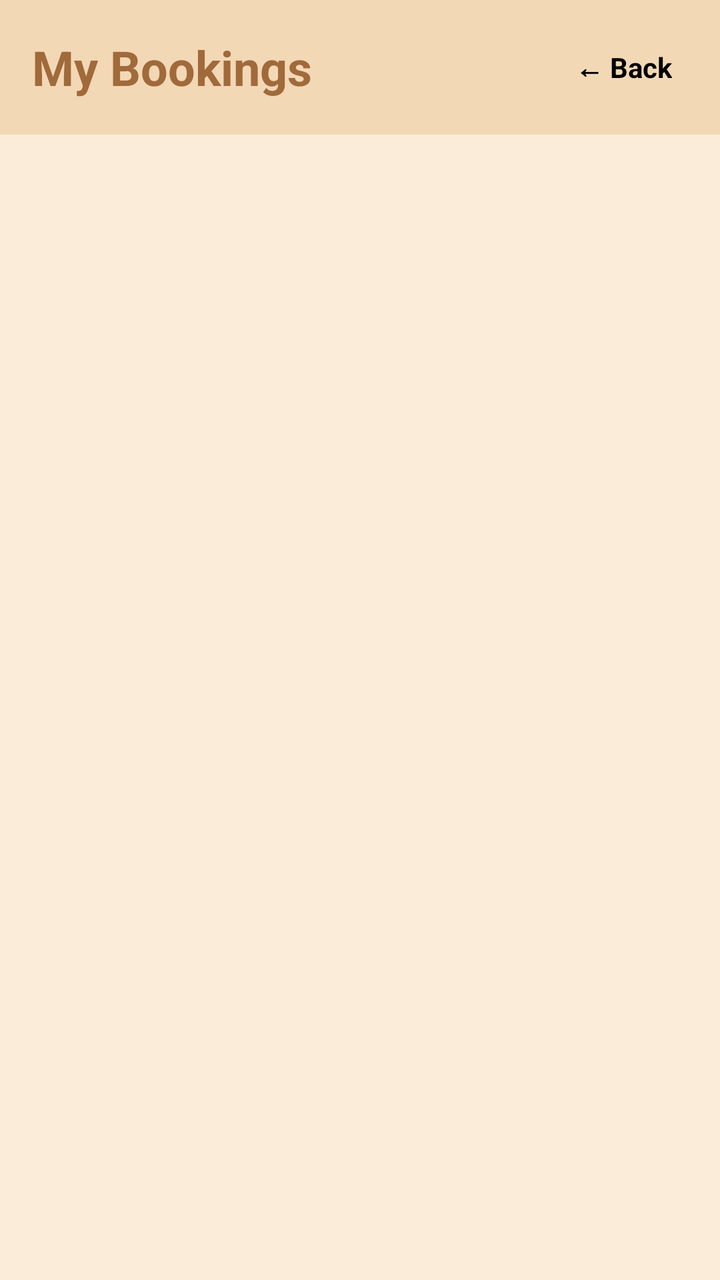
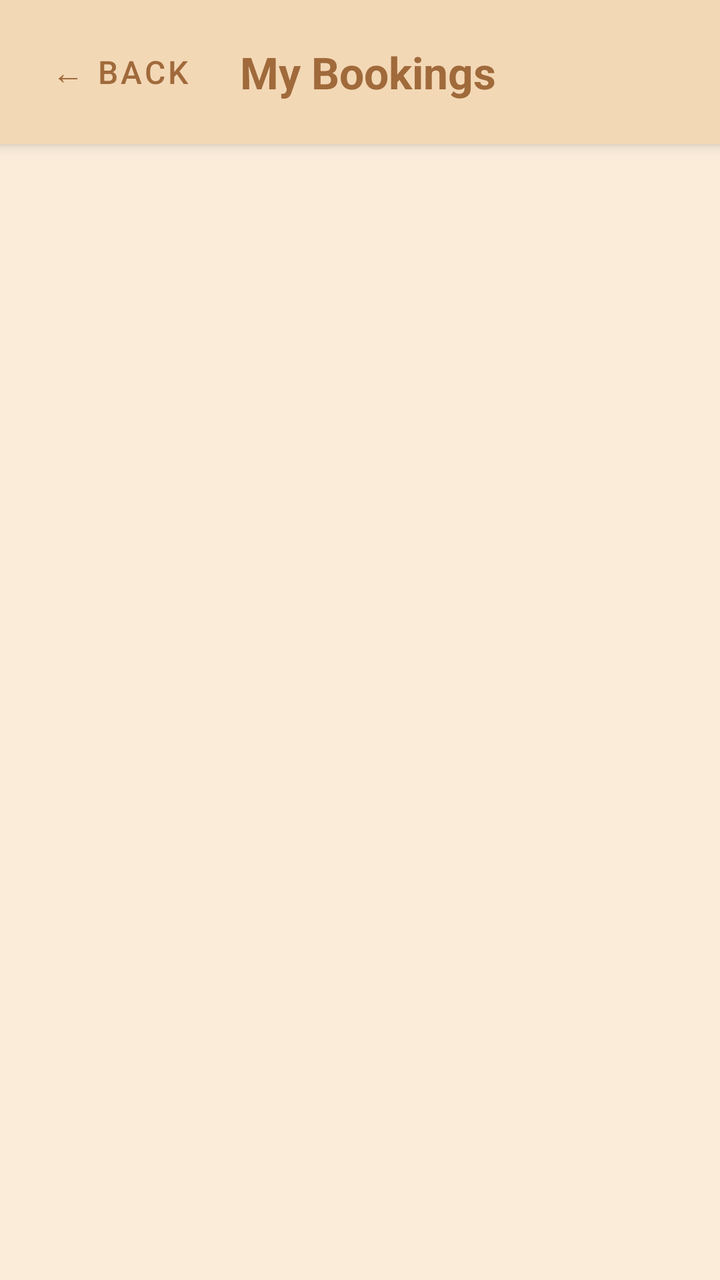

Screens rendered from an Android XML layout before and after an edit, with the pre-edit source and the edit as a unified diff.
<!-- AndroidManifest.xml: application theme Theme.NannySystem -->
<!-- res/layout/activity_parent_bookings.xml -->
<?xml version="1.0" encoding="utf-8"?>
<LinearLayout xmlns:android="http://schemas.android.com/apk/res/android"
    android:layout_width="match_parent"
    android:layout_height="match_parent"
    android:background="#FAECD9"
    android:orientation="vertical">

    <LinearLayout
        android:layout_width="match_parent"
        android:layout_height="wrap_content"
        android:background="#F3D8B6"
        android:gravity="center_vertical"
        android:orientation="horizontal"
        android:padding="16dp">

        <TextView
            android:layout_width="0dp"
            android:layout_height="wrap_content"
            android:layout_weight="1"
            android:text="My Bookings"
            android:textColor="#A06A3B"
            android:textSize="24sp"
            android:textStyle="bold" />

        <TextView
            android:id="@+id/tvBackToHome"
            android:layout_width="wrap_content"
            android:layout_height="wrap_content"
            android:text="← Back"
            android:textColor="#000000"
            android:textStyle="bold"
            android:padding="8dp"/>
    </LinearLayout>

    
    <androidx.recyclerview.widget.RecyclerView
        android:id="@+id/rvParentBookings"
        android:layout_width="match_parent"
        android:layout_height="match_parent"
        android:padding="8dp"
        android:clipToPadding="false" />

</LinearLayout>
<!-- resources referenced by this layout -->
<resources>
  <style name="Theme.NannySystem" parent="Theme.MaterialComponents.DayNight.DarkActionBar">
          
          <item name="colorPrimary">@color/purple_500</item>
          <item name="colorPrimaryVariant">@color/purple_700</item>
          <item name="colorOnPrimary">@color/white</item>
          
          <item name="colorSecondary">@color/teal_200</item>
          <item name="colorSecondaryVariant">@color/teal_700</item>
          <item name="colorOnSecondary">@color/black</item>
          
          <item name="android:statusBarColor">?attr/colorPrimaryVariant</item>
          
      </style>
  <color name="purple_500">#FF6200EE</color>
  <color name="purple_700">#FF3700B3</color>
  <color name="white">#FFFFFFFF</color>
  <color name="teal_200">#FF03DAC5</color>
  <color name="teal_700">#FF018786</color>
  <color name="black">#FF000000</color>
</resources>

<!-- the commit's change to res/layout/activity_parent_bookings.xml (unified diff, before → after) -->
@@ -1,43 +1,61 @@
 <?xml version="1.0" encoding="utf-8"?>
-<LinearLayout xmlns:android="http://schemas.android.com/apk/res/android"
+<androidx.constraintlayout.widget.ConstraintLayout xmlns:android="http://schemas.android.com/apk/res/android"
+    xmlns:app="http://schemas.android.com/apk/res-auto"
     android:layout_width="match_parent"
     android:layout_height="match_parent"
-    android:background="#FAECD9"
-    android:orientation="vertical">
+    android:background="#FAECD9">
 
-    <LinearLayout
+    
+    <androidx.constraintlayout.widget.ConstraintLayout
+        android:id="@+id/headerLayout"
         android:layout_width="match_parent"
         android:layout_height="wrap_content"
         android:background="#F3D8B6"
-        android:gravity="center_vertical"
-        android:orientation="horizontal"
-        android:padding="16dp">
+        android:elevation="4dp"
+        android:paddingHorizontal="16dp"
+        android:paddingVertical="12dp"
+        app:layout_constraintTop_toTopOf="parent">
 
-        <TextView
-            android:layout_width="0dp"
-            android:layout_height="wrap_content"
-            android:layout_weight="1"
-            android:text="My Bookings"
-            android:textColor="#A06A3B"
-            android:textSize="24sp"
-            android:textStyle="bold" />
-
-        <TextView
-            android:id="@+id/tvBackToHome"
+        
+        <com.google.android.material.button.MaterialButton
+            android:id="@+id/btnBackToHome"
+            style="@style/Widget.MaterialComponents.Button.TextButton"
             android:layout_width="wrap_content"
             android:layout_height="wrap_content"
             android:text="← Back"
-            android:textColor="#000000"
+            android:textColor="#A06A3B"
+            android:textSize="16sp"
+            app:layout_constraintBottom_toBottomOf="parent"
+            app:layout_constraintStart_toStartOf="parent"
+            app:layout_constraintTop_toTopOf="parent" />
+
+        
+        <TextView
+            android:id="@+id/tvTitle"
+            android:layout_width="0dp"
+            android:layout_height="wrap_content"
+            android:layout_marginStart="16dp"
+            android:text="My Bookings"
+            android:textColor="#A06A3B"
+            android:textSize="22sp"
             android:textStyle="bold"
-            android:padding="8dp"/>
-    </LinearLayout>
+            app:layout_constraintBottom_toBottomOf="parent"
+            app:layout_constraintEnd_toEndOf="parent"
+            app:layout_constraintStart_toEndOf="@+id/btnBackToHome"
+            app:layout_constraintTop_toTopOf="parent" />
+
+    </androidx.constraintlayout.widget.ConstraintLayout>
 
     
     <androidx.recyclerview.widget.RecyclerView
         android:id="@+id/rvParentBookings"
         android:layout_width="match_parent"
-        android:layout_height="match_parent"
-        android:padding="8dp"
-        android:clipToPadding="false" />
+        android:layout_height="0dp"
+        android:clipToPadding="false"
+        android:paddingHorizontal="12dp"
+        android:paddingTop="16dp"
+        android:paddingBottom="12dp"
+        app:layout_constraintBottom_toBottomOf="parent"
+        app:layout_constraintTop_toBottomOf="@id/headerLayout" />
 
-</LinearLayout>
+</androidx.constraintlayout.widget.ConstraintLayout>
